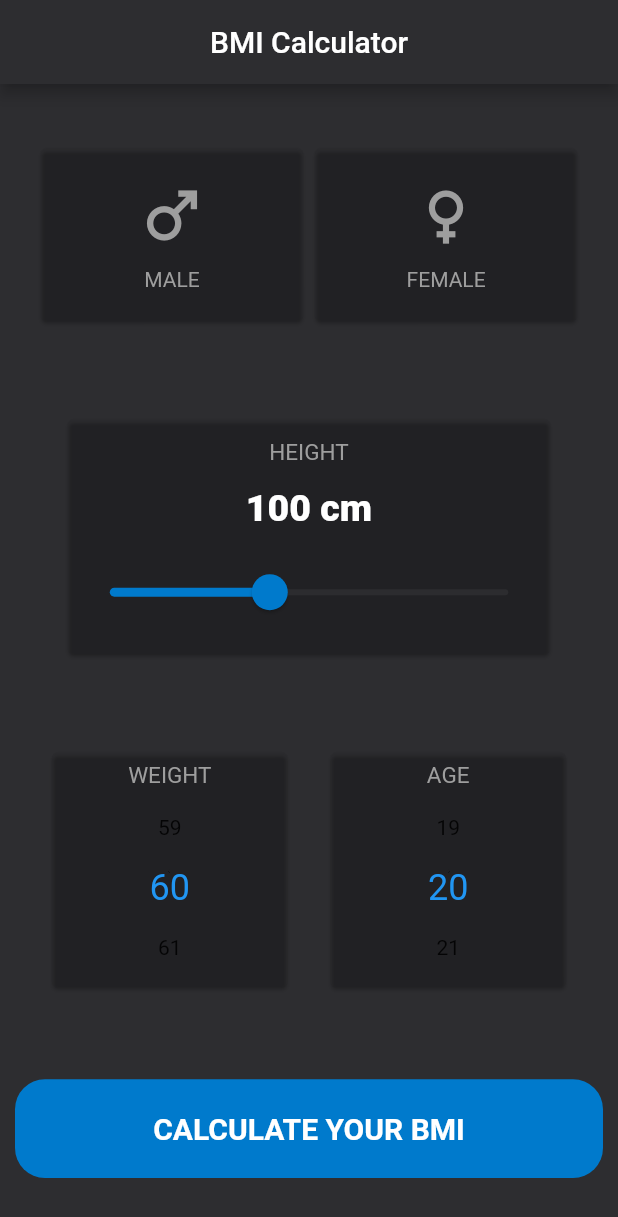
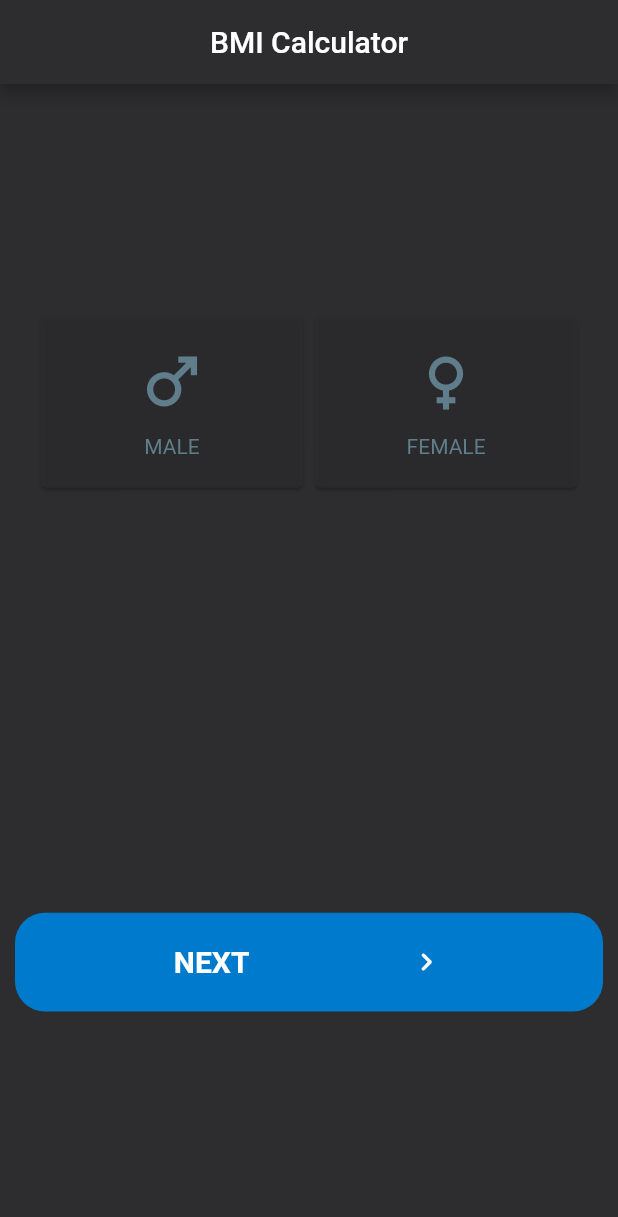
Before and after one commit to qis-michaelamp/Flutter-BMI-Calculator, a Flutter app: the screen it shows after launch, on a phone screen of 412 x 824 dp. Shown: the top 1217 px of the screen. Run offline on Flutter 3.47's test engine with Material 2 defaults, Android fonts, the phone set to English and light mode, and no system bars; drawn by our look-alikes of numberpicker.

Commit message:
UI Modification

```diff
--- a/lib/view/bmi_calculator.dart
+++ b/lib/view/bmi_calculator.dart
@@ -7,17 +7,22 @@ import 'package:flutter_bootcamp_edspert/widgets/card_radio_custom.dart';
 import 'package:numberpicker/numberpicker.dart';
 
 class BodyMassIndexCalculator extends StatefulWidget {
-  const BodyMassIndexCalculator({Key? key}) : super(key: key);
+  String? gender;
+
+  BodyMassIndexCalculator({this.gender});
 
   @override
   State<BodyMassIndexCalculator> createState() =>
-      _BodyMassIndexCalculatorState();
+      _BodyMassIndexCalculatorState(gender: gender);
 }
 
 class _BodyMassIndexCalculatorState extends State<BodyMassIndexCalculator> {
+  String? gender;
   double _height = 100;
   double _weight = 60;
   double _age = 20;
+
+  _BodyMassIndexCalculatorState({this.gender});
 
   Widget _buildCardSlider(IconData icon, String menuTitle) {
     return Card(
@@ -31,44 +36,13 @@ class _BodyMassIndexCalculatorState extends State<BodyMassIndexCalculator> {
               menuTitle,
               style: SetFontStyle.menuTitle,
             ),
-            Text(
-              _height.toInt().toString() + " cm",
-              style: SetFontStyle.numStyle,
-            ),
-            SliderTheme(
-              data: SliderTheme.of(context).copyWith(
-                activeTrackColor: Colors.red[700],
-                inactiveTrackColor: Colors.red[100],
-                trackShape: const RoundedRectSliderTrackShape(),
-                trackHeight: 4.0,
-                thumbShape:
-                    const RoundSliderThumbShape(enabledThumbRadius: 12.0),
-                thumbColor: Colors.redAccent,
-                overlayColor: Colors.red.withAlpha(32),
-                overlayShape:
-                    const RoundSliderOverlayShape(overlayRadius: 28.0),
-                tickMarkShape: const RoundSliderTickMarkShape(),
-                activeTickMarkColor: Colors.red[700],
-                inactiveTickMarkColor: Colors.red[100],
-                valueIndicatorShape: const PaddleSliderValueIndicatorShape(),
-                valueIndicatorColor: Colors.redAccent,
-                valueIndicatorTextStyle: const TextStyle(
-                  color: Colors.white,
-                ),
-              ),
-              child: Slider(
-                value: _height,
-                min: 0,
-                max: 250,
-                divisions: 250,
-                activeColor: const Color(SetColor.secondary),
-                inactiveColor: const Color(SetColor.primary).withOpacity(0.9),
-                onChanged: (value) {
-                  setState(() {
-                    _height = value;
-                  });
-                },
-              ),
+            NumberPicker(
+              itemHeight: 40,
+              value: _height.toInt(),
+              minValue: 0,
+              maxValue: 200,
+              axis: Axis.horizontal,
+              onChanged: (value) => setState(() => _height = value.toDouble()),
             ),
           ],
         ),
@@ -225,38 +199,23 @@ class _BodyMassIndexCalculatorState extends State<BodyMassIndexCalculator> {
               mainAxisAlignment: MainAxisAlignment.spaceAround,
               crossAxisAlignment: CrossAxisAlignment.center,
               children: <Widget>[
-                Container(
-                  height: MediaQuery.of(context).size.height * 0.15,
-                  width: MediaQuery.of(context).size.width,
-                  child: Center(
-                    child: ListView.builder(
-                      scrollDirection: Axis.horizontal,
-                      shrinkWrap: true,
-                      itemCount: genders.length,
-                      itemBuilder: (context, index) {
-                        return InkWell(
-                          splashColor: Colors.pinkAccent,
-                          onTap: () {
-                            setState(() {
-                              genders.forEach(
-                                  (gender) => gender.isSelected = false);
-                              genders[index].isSelected = true;
-                            });
-                          },
-                          child: CustomRadio(genders[index]),
-                        );
-                      },
-                    ),
-                  ),
-                ),
                 Center(
                   child: Row(
                     mainAxisAlignment: MainAxisAlignment.spaceEvenly,
-                    crossAxisAlignment: CrossAxisAlignment.center,
+                    crossAxisAlignment: CrossAxisAlignment.end,
                     children: <Widget>[
+                      Image.asset(
+                        gender == "M"
+                            ? "assets/images/male_transparent.png"
+                            : "assets/images/female_transparent.png",
+                        scale: 1,
+                        height: _height,
+                        width: 100,
+                        fit: BoxFit.fitHeight,
+                      ),
                       Container(
                         height: MediaQuery.of(context).size.height * 0.2,
-                        width: MediaQuery.of(context).size.width * 0.8,
+                        width: MediaQuery.of(context).size.width * 0.65,
                         child: _buildCardSlider(Icons.height, "HEIGHT"),
                       ),
                     ],
--- /dev/null
+++ b/lib/view/gender_options.dart
@@ -0,0 +1,144 @@
+import 'package:flutter/material.dart';
+import 'package:flutter_bootcamp_edspert/view/bmi_calculator.dart';
+import '../model/gender.dart';
+import '../styles/styles.dart';
+import '../widgets/card_radio_custom.dart';
+
+class GenderOptionsPage extends StatefulWidget {
+  const GenderOptionsPage({Key? key}) : super(key: key);
+
+  @override
+  State<GenderOptionsPage> createState() => _GenderOptionsPageState();
+}
+
+class _GenderOptionsPageState extends State<GenderOptionsPage> {
+  List<Gender> genders = <Gender>[];
+  String gender = "";
+
+  @override
+  void initState() {
+    super.initState();
+    genders.add(Gender("MALE", Icons.male, false));
+    genders.add(Gender("FEMALE", Icons.female, false));
+  }
+
+  @override
+  Widget build(BuildContext context) {
+    return MaterialApp(
+      home: Scaffold(
+        backgroundColor: const Color(SetColor.primary),
+        appBar: AppBar(
+          title: const Text("BMI Calculator"),
+          centerTitle: true,
+          backgroundColor: const Color(SetColor.primary),
+        ),
+        body: SafeArea(
+          child: Container(
+            margin: const EdgeInsets.all(10),
+            child: Column(
+              mainAxisAlignment: MainAxisAlignment.spaceAround,
+              crossAxisAlignment: CrossAxisAlignment.center,
+              children: <Widget>[
+                Container(
+                  height: MediaQuery.of(context).size.height * 0.15,
+                  width: MediaQuery.of(context).size.width,
+                  child: Center(
+                    child: ListView.builder(
+                      scrollDirection: Axis.horizontal,
+                      shrinkWrap: true,
+                      itemCount: genders.length,
+                      itemBuilder: (context, index) {
+                        return InkWell(
+                          splashColor: Colors.pinkAccent,
+                          onTap: () {
+                            setState(() {
+                              genders.forEach(
+                                  (gender) => gender.isSelected = false);
+                              genders[index].isSelected = true;
+                            });
+                            if (index == 0) {
+                              gender = "M";
+                            } else {
+                              gender = "F";
+                            }
+                          },
+                          child: CustomRadio(genders[index]),
+                        );
+                      },
+                    ),
+                  ),
+                ),
+                GestureDetector(
+                  onTap: () {
+                    if (gender != "") {
+                      Navigator.of(context).push(
+                        MaterialPageRoute(
+                            builder: (context) => BodyMassIndexCalculator(
+                                  gender: gender,
+                                )),
+                      );
+                    } else {
+                      showAlertDialog(context);
+                    }
+                  },
+                  child: Container(
+                    width: MediaQuery.of(context).size.width,
+                    height: MediaQuery.of(context).size.height * 0.08,
+                    decoration: BoxDecoration(
+                        color: const Color(SetColor.secondary),
+                        borderRadius: BorderRadius.circular(20)),
+                    child: Row(
+                      mainAxisAlignment: MainAxisAlignment.spaceEvenly,
+                      children: const [
+                        Center(
+                          child: Text(
+                            "NEXT",
+                            style: TextStyle(
+                                fontWeight: FontWeight.bold,
+                                color: Colors.white,
+                                fontSize: 20),
+                          ),
+                        ),
+                        Icon(
+                          Icons.navigate_next_rounded,
+                          color: Colors.white,
+                        )
+                      ],
+                    ),
+                  ),
+                ),
+              ],
+            ),
+          ),
+        ),
+      ),
+    );
+  }
+
+  showAlertDialog(BuildContext context) {
+    // set up the button
+    Widget okButton = TextButton(
+      child: Text("OK"),
+      onPressed: () {
+        Navigator.of(context).pop();
+      },
+    );
+
+    // set up the AlertDialog
+    AlertDialog alert = AlertDialog(
+      title: Text("WARNING"),
+      content: Text("Choose your gender first."),
+      actions: [
+        okButton,
+      ],
+    );
+
+    // show the dialog
+    showDialog(
+      context: context,
+      builder: (BuildContext context) {
+        return alert;
+      },
+    );
+  }
+}
--- a/lib/view/splash_screen.dart
+++ b/lib/view/splash_screen.dart
@@ -2,6 +2,7 @@ import 'dart:async';
 
 import 'package:flutter/material.dart';
 import 'package:flutter_bootcamp_edspert/styles/styles.dart';
+import 'package:flutter_bootcamp_edspert/view/gender_options.dart';
 
 import 'bmi_calculator.dart';
 
@@ -21,7 +22,7 @@ class _SplashScreenState extends State<SplashScreen> {
   void navigationPage() {
     Navigator.of(context).pushReplacement(
       MaterialPageRoute(
-        builder: (context) => const BodyMassIndexCalculator(),
+        builder: (context) => const GenderOptionsPage(),
       ),
     );
   }
--- a/lib/widgets/card_radio_custom.dart
+++ b/lib/widgets/card_radio_custom.dart
@@ -11,8 +11,8 @@ class CustomRadio extends StatelessWidget {
   Widget build(BuildContext context) {
     return Card(
         color: _gender.isSelected
-            ? Color(SetColor.primary)
-            : Color(SetColor.primary).withOpacity(0.1),
+            ? Color(SetColor.primary).withOpacity(0.1)
+            : Color(SetColor.primary).withOpacity(0.8),
         child: Container(
           height: MediaQuery.of(context).size.height,
           width: MediaQuery.of(context).size.width * 0.4,
@@ -24,14 +24,14 @@ class CustomRadio extends StatelessWidget {
             children: <Widget>[
               Icon(
                 _gender.icon,
-                color: _gender.isSelected ? Colors.white : Colors.grey,
+                color: _gender.isSelected ? Colors.white : Colors.blueGrey,
                 size: 50,
               ),
               const SizedBox(height: 10),
               Text(
                 _gender.name,
                 style: TextStyle(
-                    color: _gender.isSelected ? Colors.white : Colors.grey),
+                    color: _gender.isSelected ? Colors.white : Colors.blueGrey),
               )
             ],
           ),
```
Also changed, not shown: assets/images/female_transparent.png (added), assets/images/male_transparent.png (added), pubspec.lock, 2 other files.
